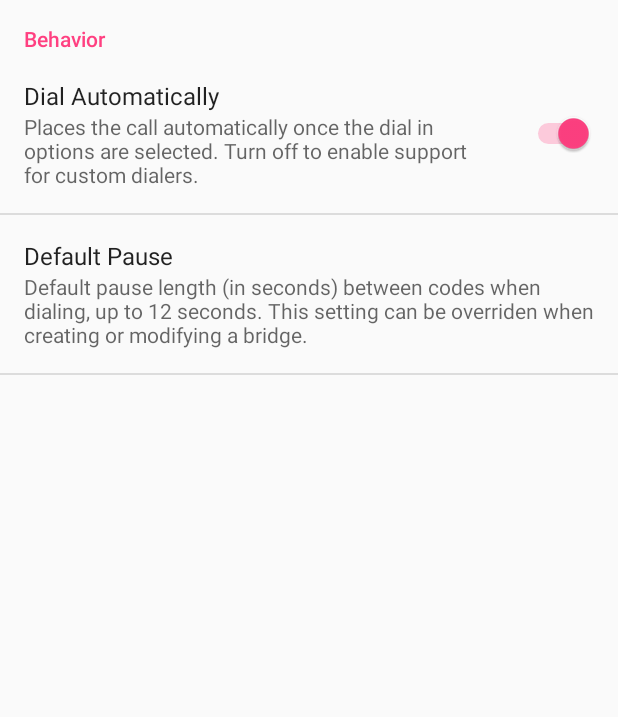
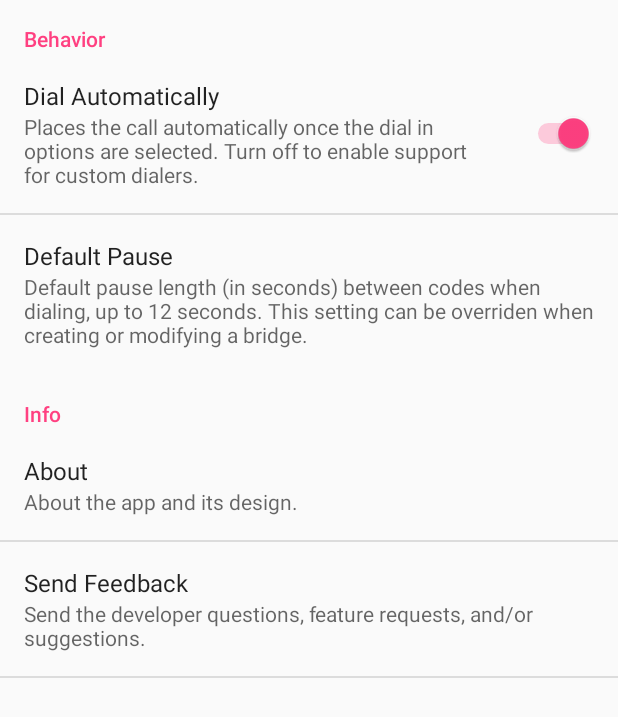
Before and after one commit to darknfaze007/JoinMyBridge, an Android app: the fragment SettingsFragment shown on its own in the app's theme, on a phone screen of 412 x 824 dp. Shown: the top 717 px of the screen. Run offline under Robolectric (Android 15) with nearby library versions, the phone set to English and light mode, and no system bars.

Commit message:
Added preferences in Settings overflow menu for "About" and "Send Feedback"

```diff
--- a/app/src/main/res/values/strings.xml
+++ b/app/src/main/res/values/strings.xml
@@ -20,7 +20,6 @@
     <string name="save_bridge">Save</string>
 
     <string name="call_option_title">Call Options</string>
-
 
     <string name="empty_list">No Bridges Saved</string>
     <string name="deleted_bridge">Bridge Deleted</string>
@@ -56,13 +55,26 @@
     <string name="pref_dialer_title">Dial Automatically</string>
     <string name="pref_dialer_summary">Places the call automatically once the dial in options are selected. Turn off to enable support for custom dialers.</string>
     <string name="pref_about_title">About</string>
-    <string name="pref_about_summary">About the app</string>
+    <string name="pref_about_summary">About the app and its design.</string>
     <string name="pref_pause_title">Default Pause</string>
     <string name="pref_pause_summary">Default pause length (in seconds) between codes when dialing,
         up to 12 seconds. This setting can be overriden when creating or modifying a bridge.</string>
     <string name="pref_about_dialog_title">Join My Bridge</string>
     <string name="pref_about_dialog_message">Test message</string>
     <string name="pref_about_dialog_positive">OK</string>
+    <string name="about_dialog_title">Join My Bridge v1.0</string>
+    <string name="about_dialog_description">A conference call line management tool for Android 4.1 and above.</string>
+    <string name="about_dialog_author">Created by <b>John Misczak</b>.</string>
+    <string name="about_dialog_thanks">Join My Bridge makes use of the following libraries:\n
+        \n<a href="https://github.com/makovkastar/FloatingActionButton">FloatingActionButton</a>
+        \n<a href="https://github.com/nhaarman/ListViewAnimations">ListViewAnimations</a>
+        \n<a href="https://github.com/rengwuxian/MaterialEditText">MaterialEditText</a>
+        \n<a href="https://github.com/navasmdc/MaterialDesignLibrary">MaterialDesignLibrary</a></string>
+    <string name="pref_contact_title">Send Feedback</string>
+    <string name="pref_contact_summary">Send the developer questions, feature requests, and/or suggestions.</string>
+    <string name="pref_contact_uri">mailto:joinmybridge@gmail.com?subject=Join My Bridge Feedback</string>
+
+    <string name="about_dialog_okay">OK</string>
 
 
 </resources>
--- a/app/src/main/res/xml/settings.xml
+++ b/app/src/main/res/xml/settings.xml
@@ -21,6 +21,24 @@
 
         </PreferenceCategory>
 
+    <PreferenceCategory
+        android:title="@string/info_settings"
+        android:key="pref_key_info_settings">
+
+        <com.misczak.joinmybridge.AboutDialog
+            android:title="@string/pref_about_title"
+            android:summary="@string/pref_about_summary"/>
+
+        <Preference
+            android:title="@string/pref_contact_title"
+            android:key="pref_key_contact_settings"
+            android:summary="@string/pref_contact_summary">
+            <intent android:action="android.intent.action.VIEW"
+                android:data="@string/pref_contact_uri"/>
+        </Preference>
+
+    </PreferenceCategory>
+
 
 
 </PreferenceScreen>
```
Also changed, not shown: app/src/main/java/com/misczak/joinmybridge/AboutDialog.java (+33 -0 lines), app/src/main/res/layout/dialog_about.xml (added, +70 -0 lines).
